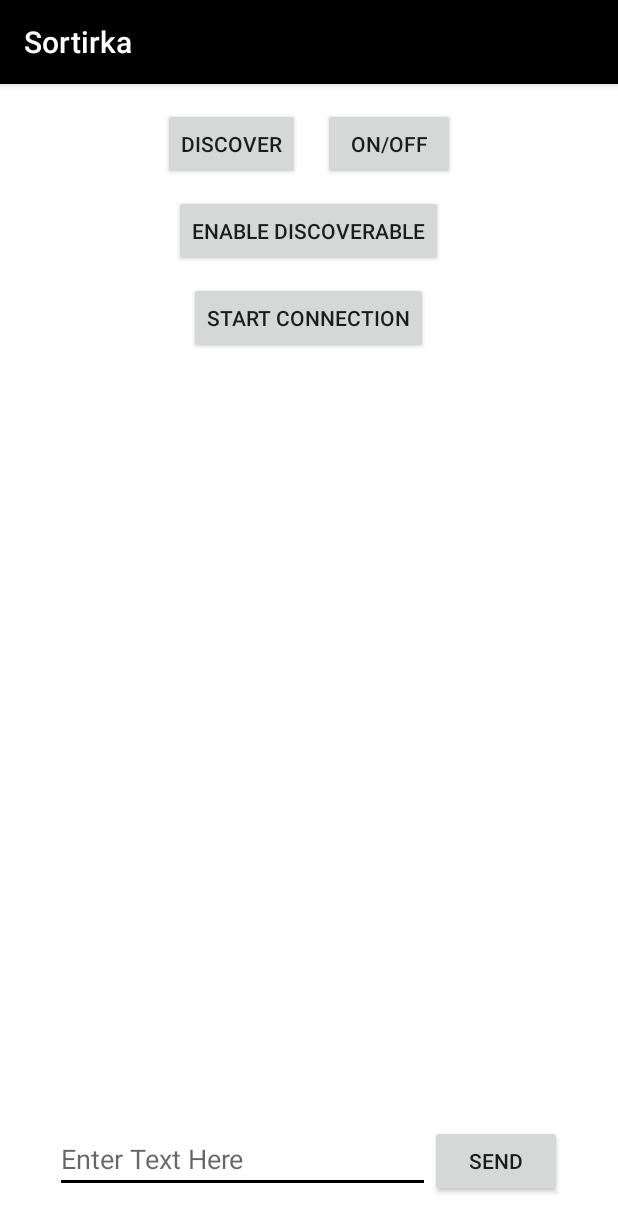
After one commit to Kreso242/SortingMachine, an Android app: the MainActivity screen opened directly, with no data from a screen before it, on a phone screen of 412 x 824 dp. The commit adds this screen. Shown: the top 1232 px of the screen. Run offline under Robolectric (Android 15) with nearby library versions, the phone set to English and light mode, and no system bars.

Commit message:
Commit Message

```diff
--- a/app/src/main/AndroidManifest.xml
+++ b/app/src/main/AndroidManifest.xml
@@ -2,9 +2,12 @@
 <manifest xmlns:android="http://schemas.android.com/apk/res/android"
     package="com.example.sorterapp">
 
+    <uses-feature android:name="android.hardware.bluetooth" />
 
     <uses-permission android:name="android.permission.BLUETOOTH" />
     <uses-permission android:name="android.permission.BLUETOOTH_ADMIN" />
+    <uses-permission android:name="android.permission.ACCESS_COARSE_LOCATION" />
+    <uses-permission android:name="android.permission.ACCESS_FINE_LOCATION" />
 
     <application
         android:allowBackup="true"
@@ -13,7 +16,8 @@
         android:roundIcon="@mipmap/start_icon"
         android:supportsRtl="true"
         android:theme="@style/AppTheme">
-        <activity android:name=".Box3"></activity>
+        <activity android:name=".MainActivity"></activity>
+        <activity android:name=".Box3" />
         <activity android:name=".Box2" />
         <activity android:name=".Box1" />
         <activity android:name=".MenuActivity" />
--- a/app/src/main/java/com/example/sorterapp/MenuActivity.java
+++ b/app/src/main/java/com/example/sorterapp/MenuActivity.java
@@ -424,6 +424,9 @@ public class MenuActivity extends AppCompatActivity {
     }
 
     public void sort(View view) {
-        Toast.makeText(getApplicationContext(),bluetoothData,Toast.LENGTH_SHORT).show();
+        Intent intent = new Intent(MenuActivity.this, MainActivity.class);
+        intent.putExtra("bluetoothData",bluetoothData);
+        startActivity(intent);
+        overridePendingTransition(android.R.anim.fade_in, android.R.anim.fade_out);
     }
 }
--- /dev/null
+++ b/app/src/main/res/layout/activity_main.xml
@@ -0,0 +1,87 @@
+<?xml version="1.0" encoding="utf-8"?>
+<RelativeLayout
+    xmlns:app="http://schemas.android.com/apk/res-auto"
+    xmlns:tools="http://schemas.android.com/tools"
+    xmlns:android="http://schemas.android.com/apk/res/android"
+    android:layout_width="match_parent"
+    android:layout_height="match_parent"
+    tools:context=".MainActivity"
+    android:background="@color/white"
+    android:paddingBottom="@dimen/activity_vertical_margin"
+    android:paddingLeft="@dimen/activity_horizontal_margin"
+    android:paddingRight="@dimen/activity_horizontal_margin"
+    android:paddingTop="@dimen/activity_vertical_margin">
+
+<RelativeLayout
+    android:id="@+id/DiscoverLayout"
+    android:layout_width="wrap_content"
+    android:layout_height="wrap_content"
+    android:layout_centerHorizontal="true">
+
+    <Button
+        android:id="@+id/btnFindUnpairedDevices"
+        android:layout_width="wrap_content"
+        android:layout_height="wrap_content"
+        android:text="Discover"
+        android:onClick="btnDiscover"
+        />
+    <Button
+        android:id="@+id/btnONOFF"
+        android:text="ON/OFF"
+        android:layout_width="wrap_content"
+        android:layout_height="wrap_content"
+        android:layout_marginLeft="15dp"
+        android:layout_toRightOf="@+id/btnFindUnpairedDevices"
+        />
+</RelativeLayout>
+
+    <Button
+        android:id="@+id/btnDiscoverable_on_off"
+        android:text="Enable Discoverable"
+        android:layout_width="wrap_content"
+        android:layout_height="wrap_content"
+        android:onClick="btnEnableDisable_Discoverable"
+        android:layout_centerHorizontal="true"
+        android:layout_below="@+id/DiscoverLayout"
+        android:layout_marginTop="10dp"/>
+
+    <Button
+        android:id="@+id/btnStartConnection"
+        android:layout_marginTop="10dp"
+        android:layout_width="wrap_content"
+        android:layout_height="wrap_content"
+        android:layout_below="@+id/btnDiscoverable_on_off"
+        android:text="Start Connection"
+        android:layout_centerHorizontal="true"/>
+
+
+    <ListView
+        android:layout_marginTop="25dp"
+        android:layout_below="@+id/btnStartConnection"
+        android:layout_width="match_parent"
+        android:layout_height="150dp"
+        android:id="@+id/lvNewDevices"/>
+
+<RelativeLayout
+    android:layout_width="wrap_content"
+    android:layout_height="wrap_content"
+    android:layout_centerHorizontal="true"
+    android:layout_alignParentBottom="true"
+    android:layout_marginBottom="10dp">
+    <EditText
+        android:layout_width="250dp"
+        android:layout_height="wrap_content"
+        android:hint="Enter Text Here"
+        android:id="@+id/editText" />
+
+    <Button
+        android:layout_width="wrap_content"
+        android:layout_height="wrap_content"
+        android:text="SEND"
+        android:id="@+id/btnSend"
+        android:layout_toRightOf="@+id/editText"
+        />
+</RelativeLayout>
+
+
+</RelativeLayout>
--- a/app/src/main/res/layout/activity_menu.xml
+++ b/app/src/main/res/layout/activity_menu.xml
@@ -437,6 +437,7 @@
 
 </RelativeLayout>
 
+    <!--
     <TextView
         android:id="@+id/tvDeviceName"
         android:layout_width="wrap_content"
@@ -457,6 +458,7 @@
         android:textColor="@color/black"
         android:text="">
     </TextView>
+    -->
     <RelativeLayout
         android:id="@+id/sortLayout"
         android:layout_width="wrap_content"
--- /dev/null
+++ b/app/src/main/res/values/dimen.xml
@@ -0,0 +1,6 @@
+
+<resources>
+    <!-- Default screen margins, per the Android Design guidelines. -->
+    <dimen name="activity_horizontal_margin">16dp</dimen>
+    <dimen name="activity_vertical_margin">16dp</dimen>
+</resources>
```
Also changed, not shown: app/src/main/java/com/example/sorterapp/MainActivity.java (added, +339 -0 lines), app/src/main/res/layout/device_adapter_view.xml (added, +20 -0 lines).
